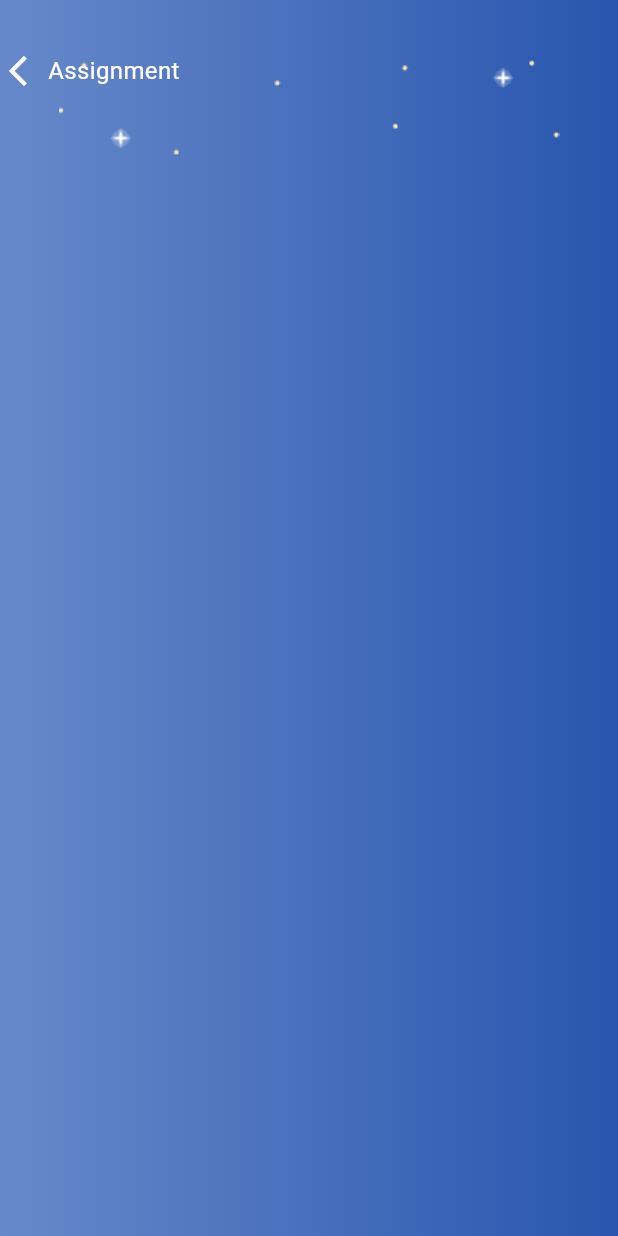
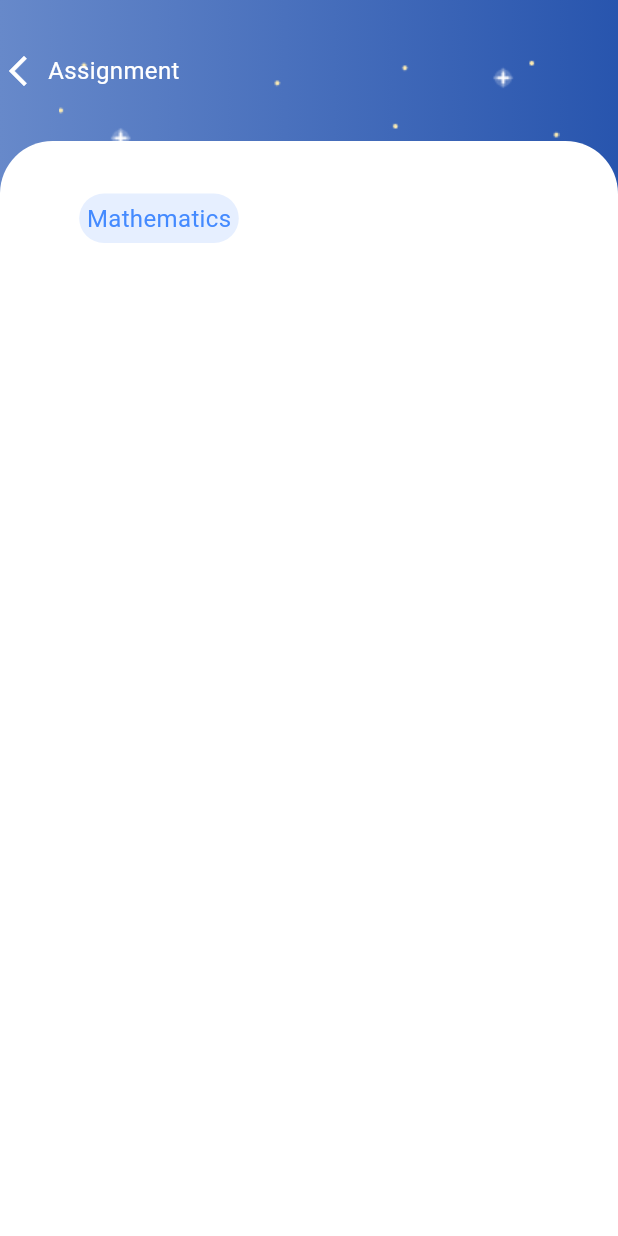
Before and after one commit to ahsanrahman0745/school_erp, a Flutter app: the screen it shows after launch, after a tap on "Assignment", on a phone screen of 412 x 824 dp. Run offline on Flutter 3.47's test engine with Material 2 defaults, Android fonts, the phone set to English and light mode, and no system bars; our stand-ins replace circular_profile_avatar, table_calendar; network calls fail.

Commit message:
update assignment
update assignment

```diff
--- a/lib/views/assignment/assignment.dart
+++ b/lib/views/assignment/assignment.dart
@@ -31,12 +31,32 @@ class _AssignmentState extends State<Assignment> {
              ],
            ),
          ),
-          Container(
-           decoration: BoxDecoration(
-              borderRadius: BorderRadius.only(topLeft: Radius.circular(20), topRight: Radius.circular(20)),
-             color: Colors.white
-           ),
-        )
+          SizedBox(height: 35,),
+          Expanded(
+            child: Container( height: double.infinity, width:double.infinity ,
+             decoration: BoxDecoration(
+                borderRadius: BorderRadius.only(topLeft: Radius.circular(35), topRight: Radius.circular(35)),
+               color: Colors.white
+             ),
+              child: Column(
+                children: [
+                  Container(padding: EdgeInsets.only(top: 20, right: 230, left: 30,),
+                    child: Column(
+                      children: [SizedBox(height: 15,),
+                            Container(
+                              padding:EdgeInsets.all(5),
+                              decoration:BoxDecoration(borderRadius: BorderRadius.circular(20),
+                              color: Color(0xFFE6EFFF),),
+                              child: Text("Mathematics", style: TextStyle(color: Colors.blueAccent,
+                              fontSize:16),),
+                            ),
+                      ],
+                    ),
+                  ),
+                ],
+              ),
+            ),
+          ),
       ],
     )
 
```
